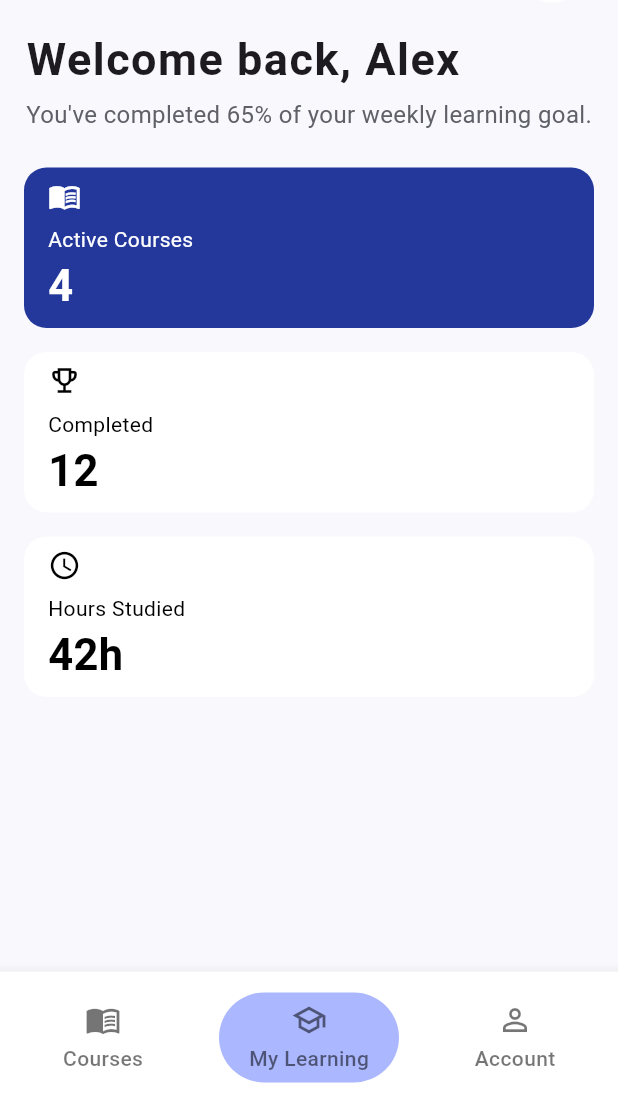
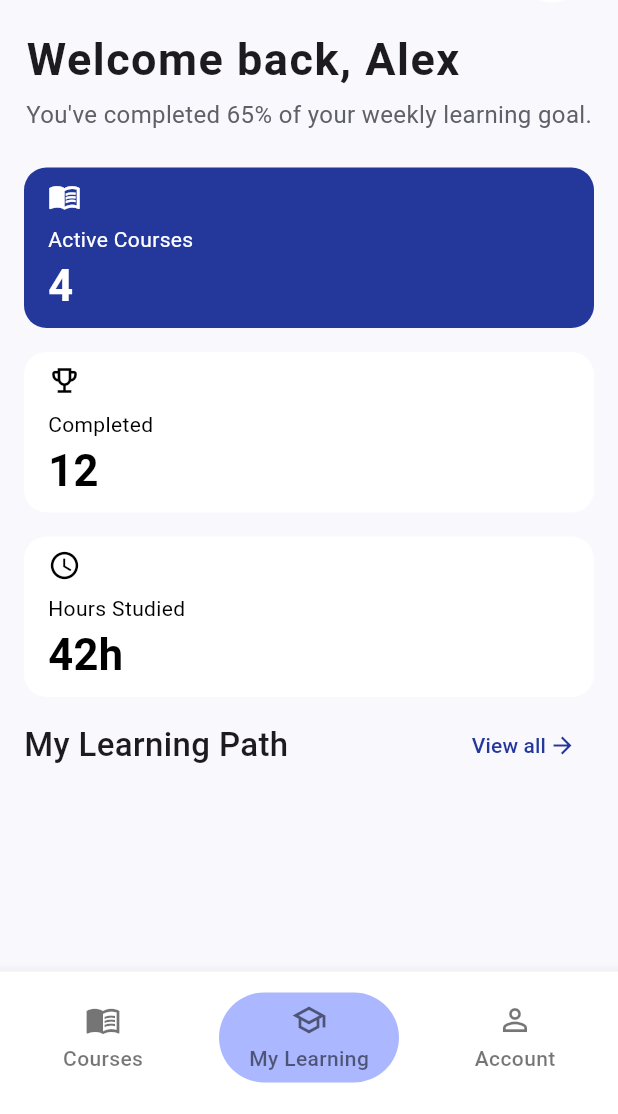
Before and after one commit to NadyAlwazah/flutter-task05-skills-academy-beg, a Flutter app: the BottomBarLayout screen opened by its route, item 2 of the bottom bar chosen, on a phone screen of 412 x 824 dp, the part 122-1236 px from its top. Run offline on Flutter 3.47's test engine with Material 3 defaults, Android fonts, the phone set to English and light mode, and no system bars; our stand-ins replace flutter_svg, go_router.

Commit message:
feat(my_learning): add MyLearningPathHeader widget to display section title and view all action

```diff
--- a/lib/core/utils/styles.dart
+++ b/lib/core/utils/styles.dart
@@ -48,6 +48,10 @@ abstract class Styles {
     letterSpacing: 2,
     fontWeight: FontWeight.w300,
   );
+  static const TextStyle textStyle22W500 = TextStyle(
+    fontSize: 22,
+    fontWeight: FontWeight.w500,
+  );
   static const TextStyle textStyle29Bold = TextStyle(
     fontSize: 29,
     fontWeight: FontWeight.bold,
--- /dev/null
+++ b/lib/features/my_learning/presentation/views/widgets/my_learning_path_header.dart
@@ -0,0 +1,33 @@
+import 'package:flutter/material.dart';
+import 'package:flutter_task05_skills_academy_beg/core/theme/app_colors.dart';
+import 'package:flutter_task05_skills_academy_beg/core/utils/styles.dart';
+
+class MyLearningPathHeader extends StatelessWidget {
+  const MyLearningPathHeader({super.key, required this.onPressed});
+  final VoidCallback onPressed;
+  @override
+  Widget build(BuildContext context) {
+    return Row(
+      mainAxisAlignment: MainAxisAlignment.spaceBetween,
+      children: [
+        const Text('My Learning Path', style: Styles.textStyle22W500),
+        TextButton(
+          onPressed: onPressed,
+          child: const Row(
+            children: [
+              Text(
+                'View all',
+                style: TextStyle(
+                  color: AppColors.primary,
+                  fontWeight: FontWeight.w500,
+                ),
+              ),
+              SizedBox(width: 2),
+              Icon(Icons.arrow_forward, color: AppColors.primary, size: 18),
+            ],
+          ),
+        ),
+      ],
+    );
+  }
+}
--- a/lib/features/my_learning/presentation/views/widgets/my_learning_view_body.dart
+++ b/lib/features/my_learning/presentation/views/widgets/my_learning_view_body.dart
@@ -1,20 +1,23 @@
 import 'package:flutter/material.dart';
 import 'package:flutter_task05_skills_academy_beg/features/my_learning/presentation/views/widgets/my_learning_header.dart';
 import 'package:flutter_task05_skills_academy_beg/features/my_learning/presentation/views/widgets/my_learning_info_section.dart';
+import 'package:flutter_task05_skills_academy_beg/features/my_learning/presentation/views/widgets/my_learning_path_header.dart';
 
 class MyLearningViewBody extends StatelessWidget {
   const MyLearningViewBody({super.key});
 
   @override
   Widget build(BuildContext context) {
-    return const Padding(
-      padding: EdgeInsets.symmetric(horizontal: 16.0),
+    return Padding(
+      padding: const EdgeInsets.symmetric(horizontal: 16.0),
       child: SingleChildScrollView(
         child: Column(
           children: [
-            MyLearningHeader(),
-            SizedBox(height: 24),
-            MyLearningInfoSection(),
+            const MyLearningHeader(),
+            const SizedBox(height: 24),
+            const MyLearningInfoSection(),
+            const SizedBox(height: 8),
+            MyLearningPathHeader(onPressed: () {}),
           ],
         ),
       ),
```
